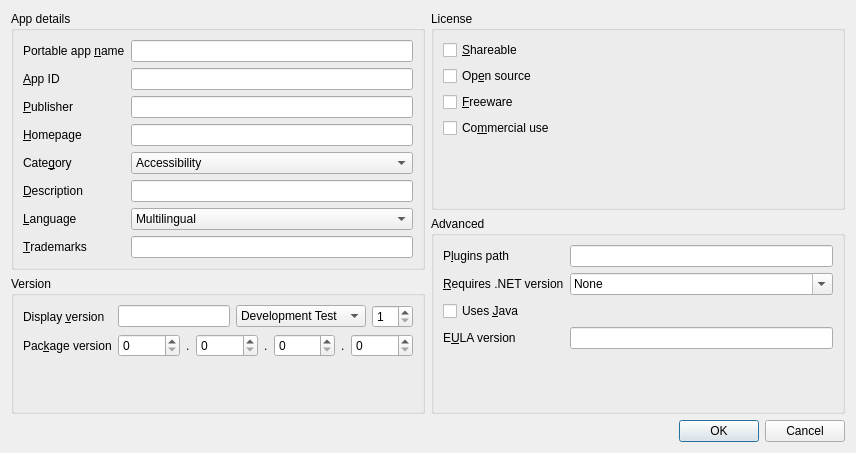
Qt form ui/appinfo.ui (3D1T0R/PortableApps.com-DevelopmentToolkit) before a commit.
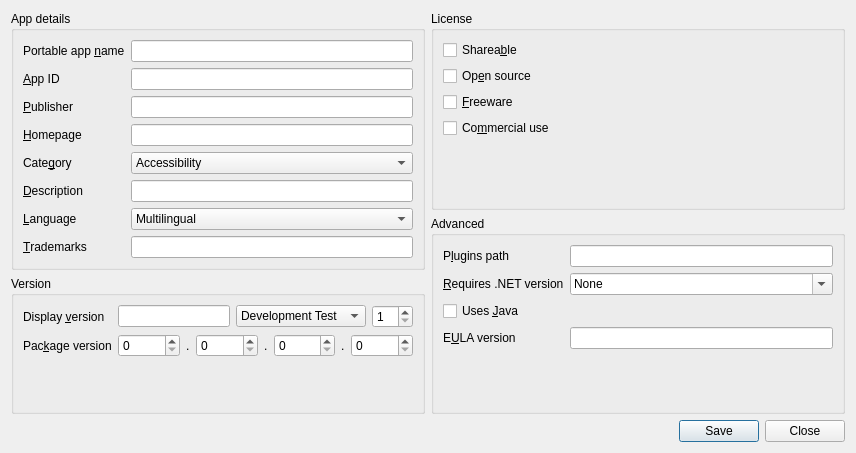
The same form after that commit. Icons and pictures are not drawn.

Commit message: Bug fixes and improvements; now saves appinfo.ini.

Patch:
```diff
--- a/ui/appinfo.ui
+++ b/ui/appinfo.ui
@@ -726,7 +726,7 @@
         <item row="0" column="0">
          <widget class="QCheckBox" name="Shareable">
           <property name="text">
-           <string>&amp;Shareable</string>
+           <string>Sharea&amp;ble</string>
           </property>
          </widget>
         </item>
@@ -856,13 +856,10 @@
      </item>
     </layout>
    </item>
-   <item row="1" column="1">
+   <item row="1" column="0" colspan="2">
     <widget class="QDialogButtonBox" name="buttonBox">
-     <property name="orientation">
-      <enum>Qt::Horizontal</enum>
-     </property>
      <property name="standardButtons">
-      <set>QDialogButtonBox::Cancel|QDialogButtonBox::Ok</set>
+      <set>QDialogButtonBox::Close|QDialogButtonBox::Save</set>
      </property>
     </widget>
    </item>
```
The commit also changes 4 other files.
